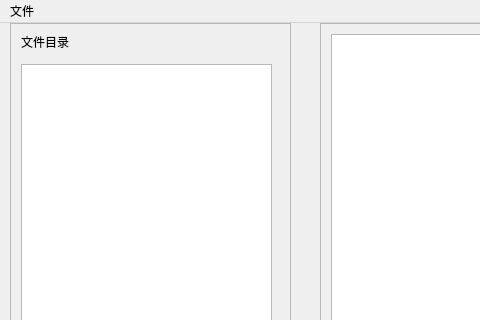
Above: UI/Main.ui from Whitepinkwolf/Code-Reviewer-Porject before the change; both pictures show x 0 to 480 and y 0 to 320 of the 1288 by 860 pixel window. Below: the same form after it.
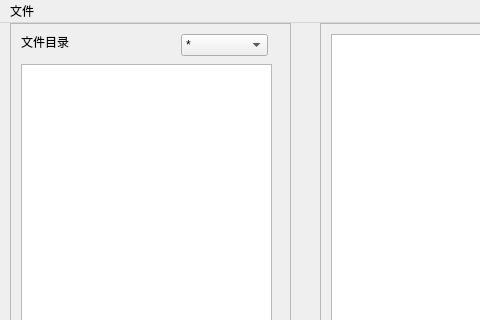
That is the form after the change. Custom widgets are drawn as their Qt base class.

Commit message: lq和ljh同步

```diff
--- a/UI/Main.ui
+++ b/UI/Main.ui
@@ -50,7 +50,7 @@
        <rect>
         <x>10</x>
         <y>10</y>
-        <width>241</width>
+        <width>81</width>
         <height>16</height>
        </rect>
       </property>
@@ -58,6 +58,36 @@
        <string>文件目录</string>
       </property>
      </widget>
+     <widget class="QComboBox" name="comboBox">
+      <property name="geometry">
+       <rect>
+        <x>170</x>
+        <y>10</y>
+        <width>87</width>
+        <height>22</height>
+       </rect>
+      </property>
+      <item>
+       <property name="text">
+        <string>*</string>
+       </property>
+      </item>
+      <item>
+       <property name="text">
+        <string>*.c</string>
+       </property>
+      </item>
+      <item>
+       <property name="text">
+        <string>*.h</string>
+       </property>
+      </item>
+      <item>
+       <property name="text">
+        <string>*.c,*.h</string>
+       </property>
+      </item>
+     </widget>
     </widget>
    </widget>
    <widget class="QScrollArea" name="scrollArea_2">
```
The commit also changes 2 other files.
